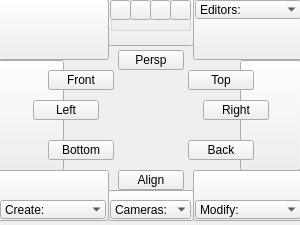
Old version of the form tk_ui/viewport.ui in the repository m3trik/Scripts_portable.
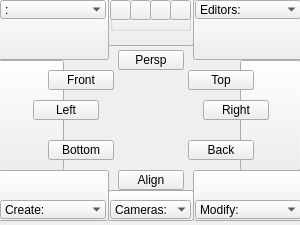
New version of the form. Icons and pictures are not drawn.

Diff of the .ui file:
```diff
--- a/tk_ui/viewport.ui
+++ b/tk_ui/viewport.ui
@@ -449,7 +449,7 @@
      </property>
     </widget>
    </widget>
-   <widget class="QComboBox" name="cmb000_2">
+   <widget class="QComboBox" name="cmb003">
     <property name="geometry">
      <rect>
       <x>195</x>
@@ -482,7 +482,7 @@
      </property>
     </item>
    </widget>
-   <widget class="QComboBox" name="cmb000_3">
+   <widget class="QComboBox" name="cmb001">
     <property name="geometry">
      <rect>
       <x>0</x>
@@ -515,7 +515,7 @@
      </property>
     </item>
    </widget>
-   <widget class="QComboBox" name="cmb000_4">
+   <widget class="QComboBox" name="cmb002">
     <property name="geometry">
      <rect>
       <x>195</x>
@@ -581,6 +581,39 @@
      </property>
     </item>
    </widget>
+   <widget class="QComboBox" name="cmb004">
+    <property name="geometry">
+     <rect>
+      <x>0</x>
+      <y>0</y>
+      <width>106</width>
+      <height>19</height>
+     </rect>
+    </property>
+    <property name="minimumSize">
+     <size>
+      <width>106</width>
+      <height>0</height>
+     </size>
+    </property>
+    <property name="maximumSize">
+     <size>
+      <width>106</width>
+      <height>19</height>
+     </size>
+    </property>
+    <property name="sizeAdjustPolicy">
+     <enum>QComboBox::AdjustToContents</enum>
+    </property>
+    <property name="frame">
+     <bool>false</bool>
+    </property>
+    <item>
+     <property name="text">
+      <string>:</string>
+     </property>
+    </item>
+   </widget>
    <zorder>v011</zorder>
    <zorder>v009</zorder>
    <zorder>v014</zorder>
@@ -598,10 +631,11 @@
    <zorder>v013</zorder>
    <zorder>v012</zorder>
    <zorder>g009</zorder>
-   <zorder>cmb000_2</zorder>
-   <zorder>cmb000_3</zorder>
-   <zorder>cmb000_4</zorder>
+   <zorder>cmb003</zorder>
+   <zorder>cmb001</zorder>
+   <zorder>cmb002</zorder>
    <zorder>cmb000</zorder>
+   <zorder>cmb004</zorder>
   </widget>
  </widget>
  <resources/>
```
